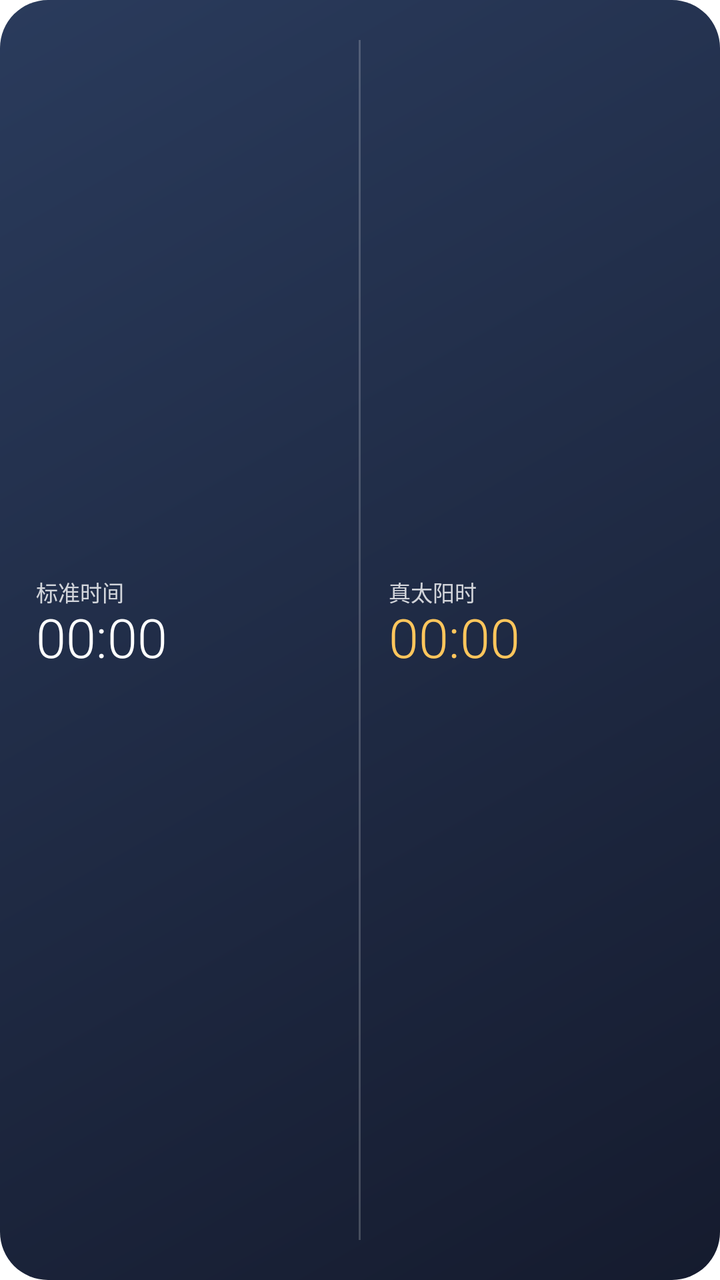
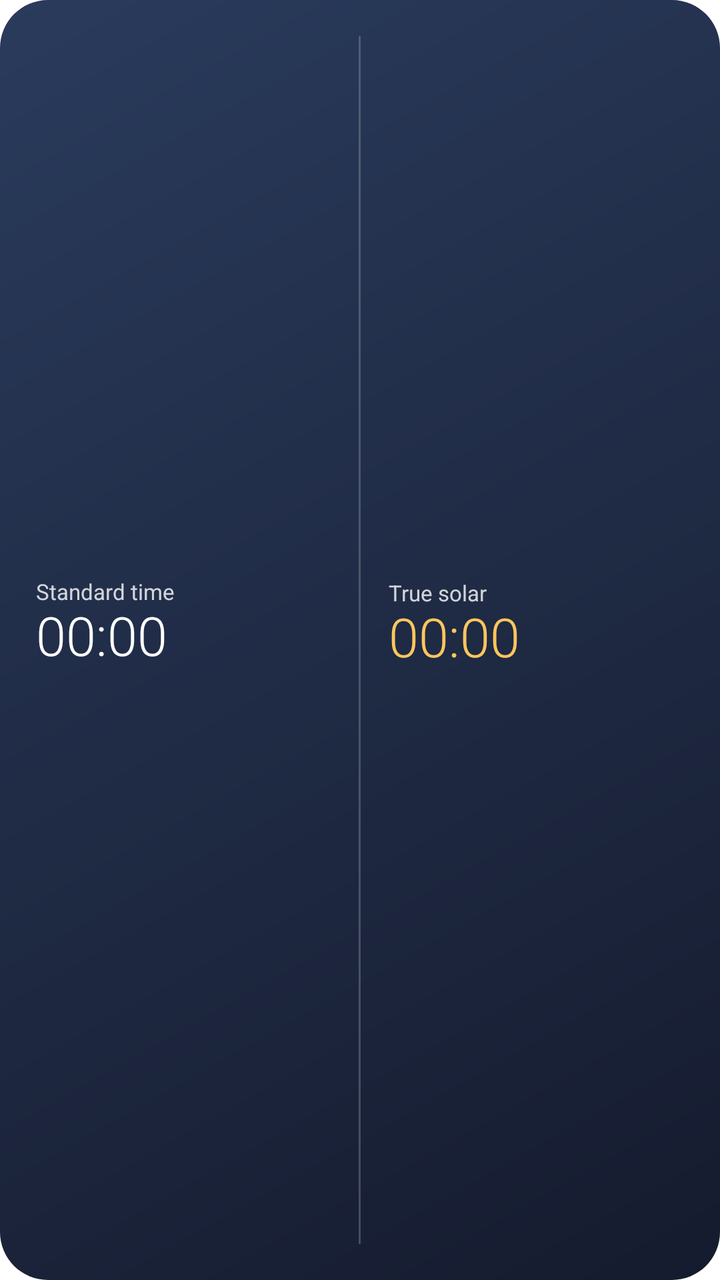

An Android layout rendered at two revisions. The XML below is the earlier revision; the diff shows what the commit changed to produce the second picture.
<!-- AndroidManifest.xml: application theme Theme.TrueSolarTime -->
<!-- res/layout/widget_solar_time.xml -->
<?xml version="1.0" encoding="utf-8"?>
<LinearLayout xmlns:android="http://schemas.android.com/apk/res/android"
    android:id="@+id/widget_root"
    android:layout_width="match_parent"
    android:layout_height="match_parent"
    android:background="@drawable/widget_background_night"
    android:orientation="horizontal"
    android:paddingStart="18dp"
    android:paddingTop="14dp"
    android:paddingEnd="18dp"
    android:paddingBottom="14dp">

    <LinearLayout
        android:layout_width="0dp"
        android:layout_height="wrap_content"
        android:layout_gravity="center_vertical"
        android:layout_weight="1"
        android:orientation="vertical">

        <TextView
            android:layout_width="wrap_content"
            android:layout_height="wrap_content"
            android:text="@string/widget_label_civil"
            android:textColor="#CCFFFFFF"
            android:textSize="11sp" />

        <TextView
            android:id="@+id/widget_civil_time"
            android:layout_width="wrap_content"
            android:layout_height="wrap_content"
            android:fontFamily="sans-serif-light"
            android:includeFontPadding="false"
            android:text="00:00"
            android:textColor="#FFFFFFFF"
            android:textSize="27sp" />

        <TextView
            android:id="@+id/widget_civil_date"
            android:layout_width="wrap_content"
            android:layout_height="wrap_content"
            android:layout_marginTop="2dp"
            android:textColor="#B3FFFFFF"
            android:textSize="11sp" />
    </LinearLayout>

    <LinearLayout
        android:layout_width="1dp"
        android:layout_height="match_parent"
        android:layout_marginStart="14dp"
        android:layout_marginTop="6dp"
        android:layout_marginEnd="14dp"
        android:layout_marginBottom="6dp"
        android:background="#33FFFFFF"
        android:orientation="vertical" />

    <LinearLayout
        android:layout_width="0dp"
        android:layout_height="wrap_content"
        android:layout_gravity="center_vertical"
        android:layout_weight="1"
        android:orientation="vertical">

        <TextView
            android:layout_width="wrap_content"
            android:layout_height="wrap_content"
            android:text="@string/widget_label_solar"
            android:textColor="#CCFFFFFF"
            android:textSize="11sp" />

        <TextView
            android:id="@+id/widget_solar_time"
            android:layout_width="wrap_content"
            android:layout_height="wrap_content"
            android:fontFamily="sans-serif-light"
            android:includeFontPadding="false"
            android:text="00:00"
            android:textColor="#FFFFC65C"
            android:textSize="27sp" />

        <TextView
            android:id="@+id/widget_solar_sub"
            android:layout_width="wrap_content"
            android:layout_height="wrap_content"
            android:layout_marginTop="2dp"
            android:textColor="#B3FFFFFF"
            android:textSize="11sp" />
    </LinearLayout>

</LinearLayout>
<!-- resources referenced by this layout -->
<resources>
  <!-- drawable widget_background_night (drawable) -->
  <?xml version="1.0" encoding="utf-8"?>
  <shape xmlns:android="http://schemas.android.com/apk/res/android"
      android:shape="rectangle">
      <corners android:radius="24dp" />
      <gradient
          android:angle="315"
          android:endColor="#151B2E"
          android:startColor="#2A3B5C" />
  </shape>
  <string name="widget_label_civil">标准时间</string>
  <string name="widget_label_solar">真太阳时</string>
  <style name="Theme.TrueSolarTime" parent="android:Theme.Material.Light.NoActionBar">
          <item name="android:windowBackground">@android:color/white</item>
      </style>
</resources>

<!-- the commit's change to res/layout/widget_solar_time.xml (unified diff, before → after) -->
@@ -6,9 +6,9 @@
     android:background="@drawable/widget_background_night"
     android:orientation="horizontal"
     android:paddingStart="18dp"
-    android:paddingTop="14dp"
+    android:paddingTop="12dp"
     android:paddingEnd="18dp"
-    android:paddingBottom="14dp">
+    android:paddingBottom="12dp">
 
     <LinearLayout
         android:layout_width="0dp"
@@ -60,12 +60,27 @@
         android:layout_weight="1"
         android:orientation="vertical">
 
-        <TextView
-            android:layout_width="wrap_content"
+        <LinearLayout
+            android:layout_width="match_parent"
             android:layout_height="wrap_content"
-            android:text="@string/widget_label_solar"
-            android:textColor="#CCFFFFFF"
-            android:textSize="11sp" />
+            android:orientation="horizontal">
+
+            <TextView
+                android:layout_width="wrap_content"
+                android:layout_height="wrap_content"
+                android:text="@string/widget_label_solar"
+                android:textColor="#CCFFFFFF"
+                android:textSize="11sp" />
+
+            <TextView
+                android:id="@+id/widget_solar_shichen"
+                android:layout_width="0dp"
+                android:layout_height="wrap_content"
+                android:layout_weight="1"
+                android:gravity="end"
+                android:textColor="#B3FFFFFF"
+                android:textSize="11sp" />
+        </LinearLayout>
 
         <TextView
             android:id="@+id/widget_solar_time"
@@ -78,12 +93,13 @@
             android:textSize="27sp" />
 
         <TextView
-            android:id="@+id/widget_solar_sub"
+            android:id="@+id/widget_coordinates"
             android:layout_width="wrap_content"
             android:layout_height="wrap_content"
             android:layout_marginTop="2dp"
+            android:maxLines="1"
             android:textColor="#B3FFFFFF"
-            android:textSize="11sp" />
+            android:textSize="10sp" />
     </LinearLayout>
 
 </LinearLayout>
<!-- resource entries referenced after the edit -->
@@ -10,8 +10,8 @@
           android:endColor="#151B2E"
           android:startColor="#2A3B5C" />
   </shape>
-  <string name="widget_label_civil">标准时间</string>
-  <string name="widget_label_solar">真太阳时</string>
+  <string name="widget_label_civil">Standard time</string>
+  <string name="widget_label_solar">True solar</string>
   <style name="Theme.TrueSolarTime" parent="android:Theme.Material.Light.NoActionBar">
           <item name="android:windowBackground">@android:color/white</item>
       </style>
